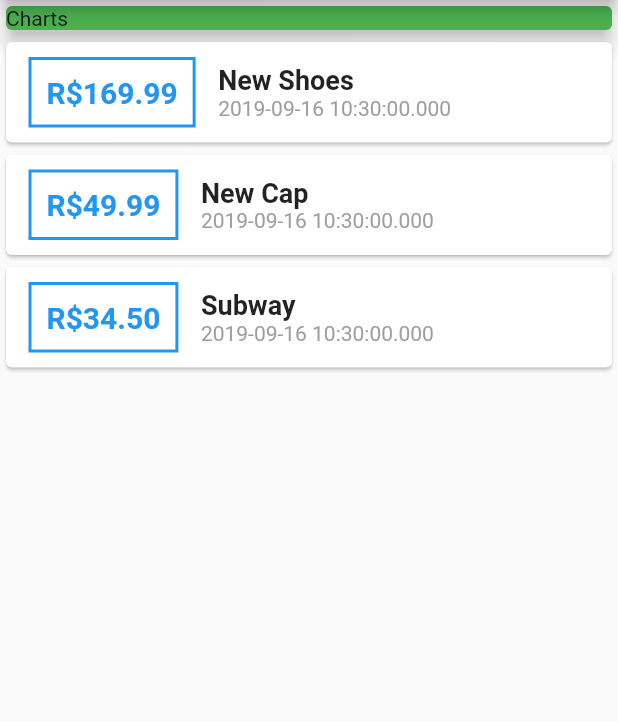
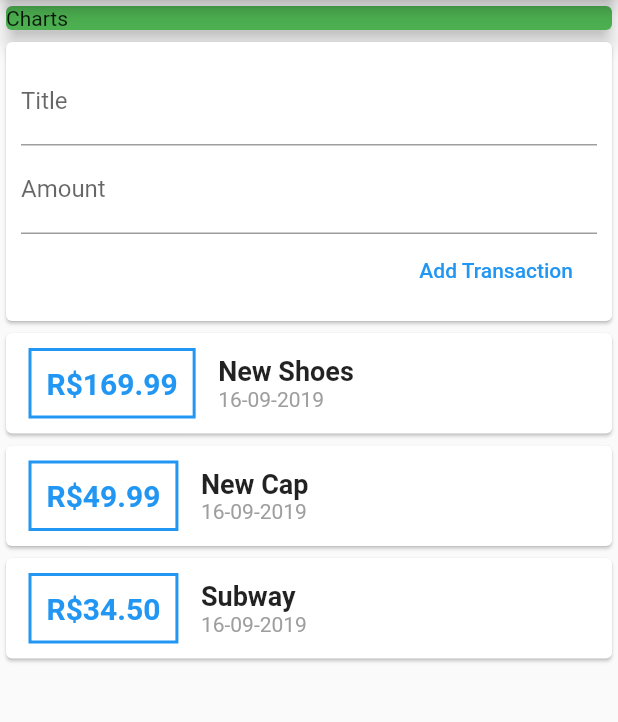
Before and after one commit to AdielAndradeR/flutter_personal_expenses, a Flutter app: the screen it shows after launch, on a phone screen of 412 x 824 dp, the part 84-806 px from its top. Run offline on Flutter 3.47's test engine with Material 2 defaults, Android fonts, the phone set to English and light mode, and no system bars.

Commit message:
put a intl dependence in a project and create a transaction imput

```diff
--- a/lib/main.dart
+++ b/lib/main.dart
@@ -1,4 +1,5 @@
 import 'package:flutter/material.dart';
+import 'package:intl/intl.dart';
 
 import './transaction.dart';
 
@@ -49,6 +50,28 @@ class MyHomePage extends StatelessWidget {
             elevation: 5,
             child:Text('Charts')),
           ),
+        Card(
+          child: Container(
+            padding: EdgeInsets.all(10),
+            child : Column(
+              crossAxisAlignment: CrossAxisAlignment.end,
+              children: <Widget>[
+                TextField(
+                  decoration: InputDecoration(labelText: 'Title'),
+                ),
+                TextField(
+                  decoration: InputDecoration(labelText: 'Amount'),
+                ),
+                FlatButton(
+                  child: Text('Add Transaction'),
+                  textColor: Colors.blue,
+                  onPressed: () {
+                  },
+                )
+              ],
+            ),
+          )
+        ),
         Column(
           children: transactions.map((tx) {
             return Card(
@@ -85,7 +108,7 @@ class MyHomePage extends StatelessWidget {
                     ),
                   ),
                   Text(
-                    tx.date.toString(),
+                    DateFormat('dd-MM-yyyy').format(tx.date),
                     style: TextStyle(
                       color: Colors.grey
                       )
--- a/pubspec.yaml
+++ b/pubspec.yaml
@@ -19,6 +19,7 @@ environment:
 dependencies:
   flutter:
     sdk: flutter
+  intl: ^0.16.0
 
   # The following adds the Cupertino Icons font to your application.
   # Use with the CupertinoIcons class for iOS style icons.
```
Also changed, not shown: pubspec.lock.
